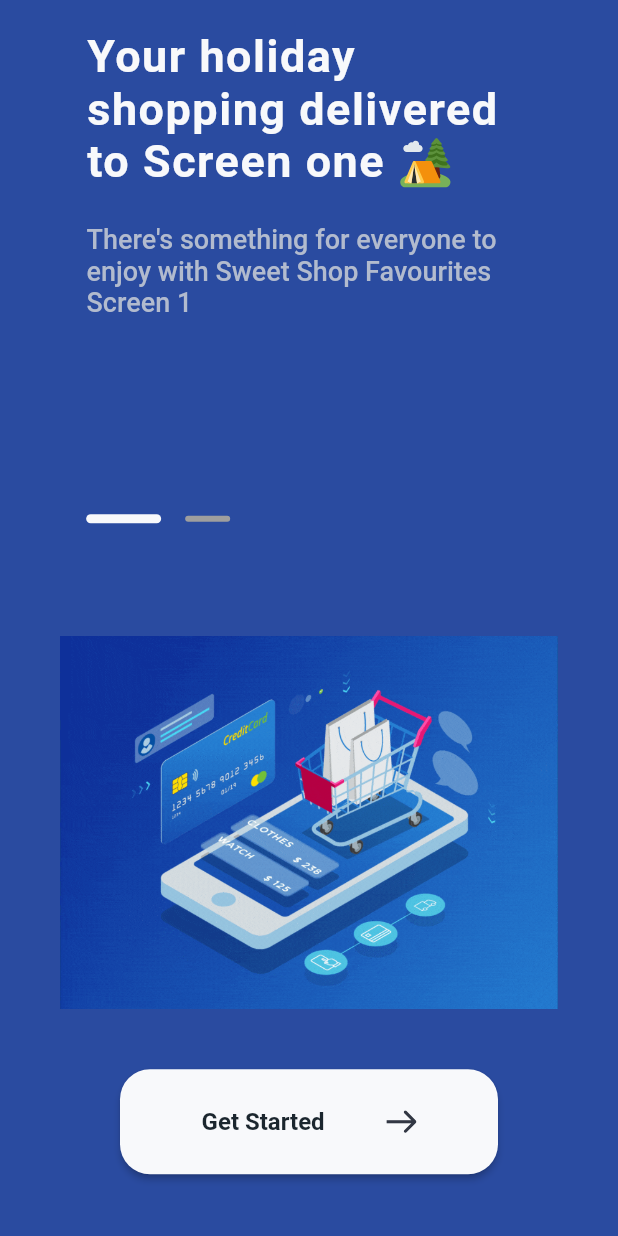
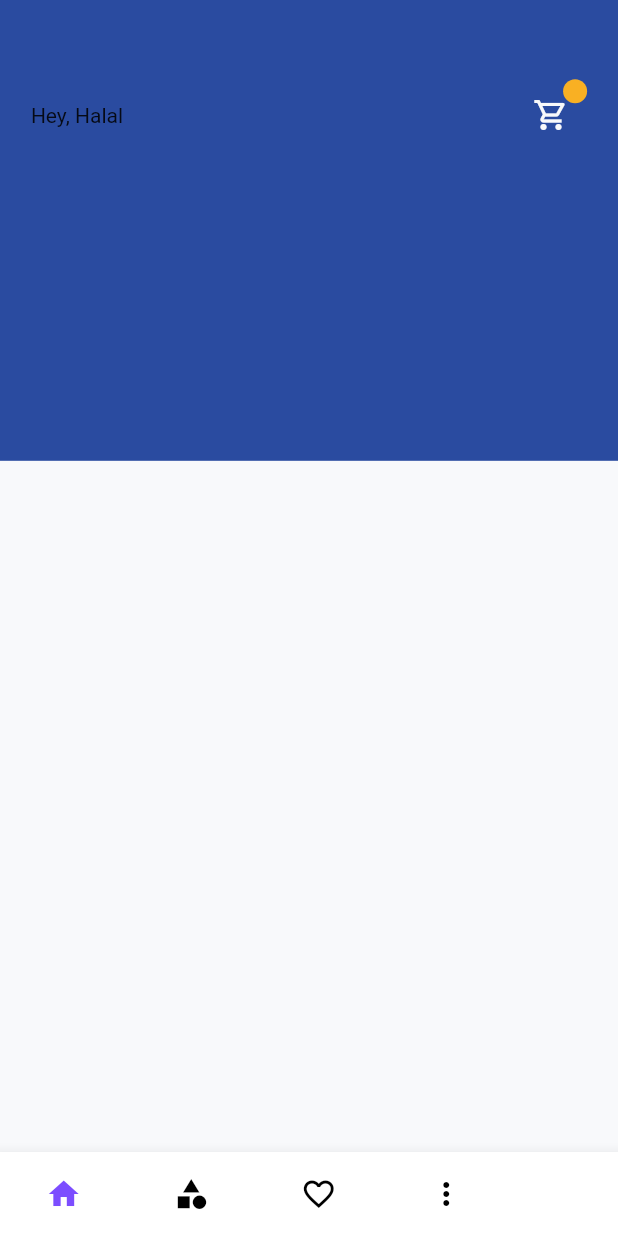
Before and after one commit to aminnaeem/UI-func-mini_project, a Flutter app: the screen it shows after launch, after a tap on "Get Started", on a phone screen of 412 x 824 dp. Run offline on Flutter 3.47's test engine with Material 2 defaults, Android fonts, the light colour scheme and no system bars; drawn by our look-alikes of animated_bottom_navigation_bar; our stand-ins replace flutter_svg; Roboto replaces fonts that are missing (assets/fonts/manrope/Manrope-Bold.ttf).

Commit message:
Creating Home Page

```diff
--- a/ui_func_project/lib/getiing_started/getting_started.dart
+++ b/ui_func_project/lib/getiing_started/getting_started.dart
@@ -1,6 +1,7 @@
 import 'package:flutter/material.dart';
 import 'package:ui_func_project/getiing_started/gs_slide_content.dart';
 import 'package:ui_func_project/getiing_started/slide_model.dart';
+import 'package:ui_func_project/home/home_page.dart';
 import 'package:ui_func_project/ui/buttons.dart';
 import 'package:ui_func_project/ui/constraints/icons.dart';
 import 'package:ui_func_project/ui/custom_button_stylings.dart';
@@ -77,16 +78,20 @@ class _GettingStartedState extends State<GettingStarted> {
               )
             ),
             Container(
-          alignment: AlignmentDirectional.bottomCenter,
-          margin: EdgeInsets.all(40),
-          child: Image.asset(slideList[0].slideImage)
-        ),
+              alignment: AlignmentDirectional.bottomCenter,
+              padding: EdgeInsets.all(20),
+              child: Image.asset(slideList[0].slideImage)
+            ),
             Container(
               alignment: Alignment.center,
               margin: EdgeInsets.only(bottom: MediaQuery.of(context).size.height*0.05),
               child: ElevatedButton(
                 style: CustomButtonsStyling.gsButton,
-                onPressed: (){},
+                onPressed: (){
+                  setState(() {
+                    Navigator.pushReplacement(context, MaterialPageRoute(builder: (context) => MyHomeScreen()));
+                  });
+                },
                 child: GetStartedButton(
                   text: 'Get Started', svgPic: AppIcons.gsArrowIcon,
                 )
--- /dev/null
+++ b/ui_func_project/lib/home/home_page.dart
@@ -0,0 +1,76 @@
+import 'package:animated_bottom_navigation_bar/animated_bottom_navigation_bar.dart';
+import 'package:flutter/material.dart';
+import 'package:ui_func_project/ui/constraints/colors.dart';
+
+class MyHomeScreen extends StatefulWidget {
+  const MyHomeScreen({super.key});
+
+  @override
+  State<MyHomeScreen> createState() => _MyHomeScreenState();
+}
+
+class _MyHomeScreenState extends State<MyHomeScreen> with TickerProviderStateMixin {
+
+  int _currentIndex = 0;
+
+  @override
+  Widget build(BuildContext context) {
+    return Scaffold(
+      body:
+      SafeArea(
+        child: Column(
+          children: [
+            Expanded(
+              flex: 1,
+              child: Container(
+                width: MediaQuery.of(context).size.width*0.90,
+                child: Row(
+                  children: [
+                    Text("Hey, Halal"),
+                    Spacer(),
+                    Stack(
+                      alignment: AlignmentDirectional.topEnd,
+                      children: [
+                        IconButton(
+                          onPressed: (){},
+                          icon: Icon(Icons.shopping_cart_outlined, color: AppColors.primaryTextColor, size: 24)
+                        ),
+                        CircleAvatar(
+                          radius: 8,
+                          backgroundColor: AppColors.secondaryColor,
+                        )
+                      ],
+                    )
+                  ],
+                )
+              ),
+            ),
+            Expanded(
+              flex: 1,
+              child: Container(
+                width: MediaQuery.of(context).size.width*0.80,
+                color: AppColors.primaryColor,
+
+              ),
+            ),
+            Expanded(
+              flex: 3,
+              child: Container(
+                color: AppColors.primaryTextColor,
+              ),
+            ),
+          ],
+        ),
+      ),
+      bottomNavigationBar: AnimatedBottomNavigationBar(
+        icons: [Icons.home, Icons.category, Icons.favorite_outline, Icons.more_vert_rounded],
+        activeIndex: _currentIndex,
+        onTap: (index) {
+          setState(() {
+            _currentIndex = index;
+          });
+        },
+      ),
+    );
+  }
+}
--- a/ui_func_project/pubspec.yaml
+++ b/ui_func_project/pubspec.yaml
@@ -37,6 +37,7 @@ dependencies:
   cupertino_icons: ^1.0.2
   flutter_svg: ^2.0.7
   shared_preferences: ^2.2.1
+  animated_bottom_navigation_bar: ^1.2.0
 
 dev_dependencies:
   flutter_test:
```
Also changed, not shown: ui_func_project/lib/ui/constraints/icons.dart (+31 -0 lines), ui_func_project/lib/ui/nav_items.dart (added, +27 -0 lines), ui_func_project/assets/icons/bottom_nav_bar_icons/category.svg (added), ui_func_project/assets/icons/bottom_nav_bar_icons/favourites.svg (added), ui_func_project/assets/icons/bottom_nav_bar_icons/home.svg (added), ui_func_project/assets/icons/bottom_nav_bar_icons/more_vertical.svg (added), ui_func_project/pubspec.lock.
